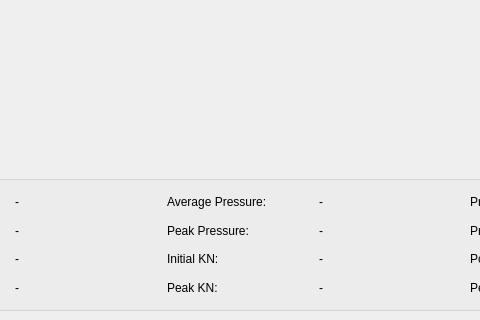
reilleya/openMotor, file resources/MainWindow.ui: the form before one commit; both pictures show x 511 to 991 and y 580 to 900 of the 1300 by 900 pixel window.
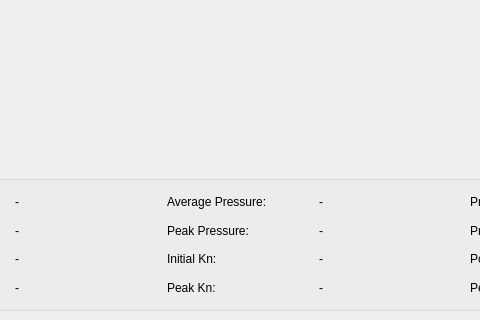
The form after the commit. Icons and pictures are not drawn. Custom widgets are drawn as their Qt base class.

Patch:
```diff
--- a/resources/MainWindow.ui
+++ b/resources/MainWindow.ui
@@ -317,7 +317,7 @@
            <item>
             <widget class="QLabel" name="labelPeakKNText">
              <property name="text">
-              <string>Peak KN:</string>
+              <string>Peak Kn:</string>
              </property>
             </widget>
            </item>
@@ -353,7 +353,7 @@
            <item>
             <widget class="QLabel" name="labelInitialKNText">
              <property name="text">
-              <string>Initial KN:</string>
+              <string>Initial Kn:</string>
              </property>
             </widget>
            </item>
```
